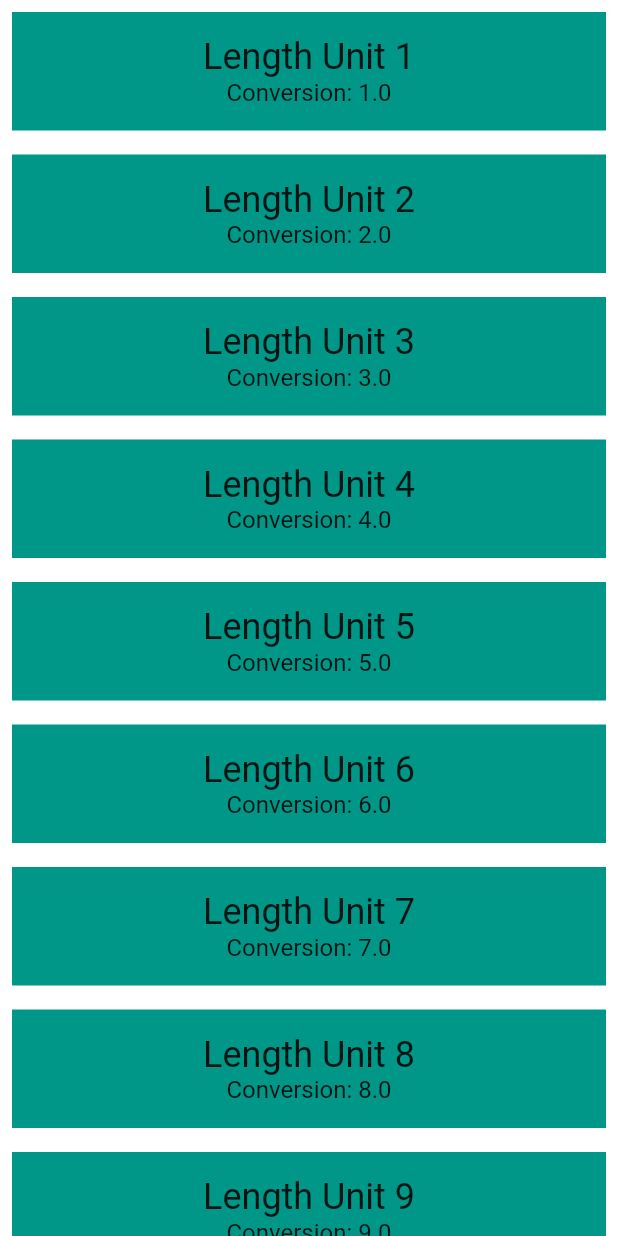
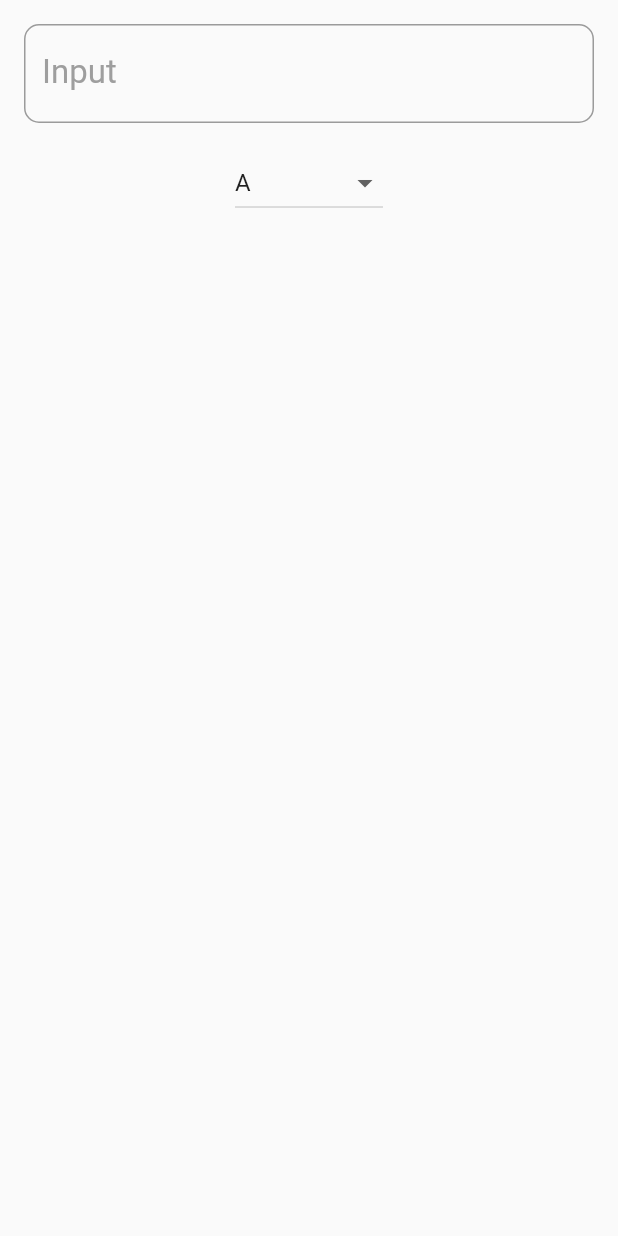
Before and after one commit to sbd2/unit_converter, a Flutter app: the screen it shows after launch, after a tap on "Length", on a phone screen of 412 x 824 dp. Run offline on Flutter 3.47's test engine with Material 2 defaults, Android fonts, the phone set to English and light mode, and no system bars.

Commit message:
Created input text field

```diff
--- a/lib/converter_route.dart
+++ b/lib/converter_route.dart
@@ -7,15 +7,15 @@ import 'package:meta/meta.dart';
 
 import 'unit.dart';
 
-/// Converter screen where users can input amounts to convert.
-///
-/// Currently, it just displays a list of mock units.
+const _padding = EdgeInsets.all(16.0);
+const _inputColor = Colors.grey;
+
+/// [ConverterRoute] where users can input amounts to convert in one [Unit]
+/// and retrieve the conversion in another [Unit] for a specific [Category].
 ///
 /// While it is named ConverterRoute, a more apt name would be ConverterScreen,
 /// because it is responsible for the UI at the route's destination.
-// TODO: Make ConverterRoute a StatefulWidget
 class ConverterRoute extends StatefulWidget {
-
   /// This [Category]'s name.
   final String name;
 
@@ -35,40 +35,108 @@ class ConverterRoute extends StatefulWidget {
         assert(units != null);
 
   @override
-  createState() => _ConverterRouteState();
+  _ConverterRouteState createState() => _ConverterRouteState();
 }
 
 class _ConverterRouteState extends State<ConverterRoute> {
+  // TODO: Set some variables, such as for keeping track of the user's input
+  // value and units
+  var _inputQuantity;
+  String _inputUnit = null;
+  // TODO: Determine whether you need to override anything, such as initState()
 
-  // TODO: Create State object for the ConverterRoute
+  // TODO: Add other helper functions. We've given you one, _format()
+
+  /// Clean up conversion; trim trailing zeros, e.g. 5.500 -> 5.5, 10.0 -> 10
+  String _format(double conversion) {
+    var outputNum = conversion.toStringAsPrecision(7);
+    if (outputNum.contains('.') && outputNum.endsWith('0')) {
+      var i = outputNum.length - 1;
+      while (outputNum[i] == '0') {
+        i -= 1;
+      }
+      outputNum = outputNum.substring(0, i + 1);
+    }
+    if (outputNum.endsWith('.')) {
+      return outputNum.substring(0, outputNum.length - 1);
+    }
+    return outputNum;
+  }
 
   @override
   Widget build(BuildContext context) {
-    // Here is just a placeholder for a list of mock units
-    // TODO: Once the build() function is inside the State object,
-    // you'll have to reference this using `widget.units`
-    final unitWidgets = widget.units.map((Unit unit) {
-      return Container(
-        color: widget.color,
-        margin: EdgeInsets.all(8.0),
+    // TODO: Create the 'input' group of widgets. This is a Column that
+    // includes the input value, and 'from' unit [Dropdown].
+
+    final _input = Column(
+      children: <Widget>[
+        Padding(
           padding: EdgeInsets.all(16.0),
-        child: Column(
-          children: <Widget>[
-            Text(
-              unit.name,
-              style: Theme.of(context).textTheme.headline,
+          child: TextField(
+            cursorColor: _inputColor,
+            style: TextStyle(fontSize: 22.0),
+            decoration: InputDecoration(
+              border: OutlineInputBorder(
+                  borderRadius: BorderRadius.circular(10.0),
+                  borderSide: BorderSide(color: _inputColor)),
+              labelText: 'Input',
+              labelStyle: TextStyle(color: _inputColor, fontSize: 22.0),
+              focusedBorder: OutlineInputBorder(
+                  borderSide: BorderSide(color: _inputColor)),
             ),
-            Text(
-              'Conversion: ${unit.conversion}',
-              style: Theme.of(context).textTheme.subhead,
+            keyboardType: TextInputType.number,
           ),
+        ),
+        DropdownButton(
+          items: <String>['A', 'B', 'C'].map((String value) {
+            return new DropdownMenuItem<String>(
+              value: _inputUnit,
+              child: new Text(value),
+            );
+          }).toList(),
+          hint: Text('Select unit'),
+          onChanged: (value) {
+            this.setState(() {
+              _inputUnit = value;
+            });
+          },
+        )
       ],
-        ),
     );
-    }).toList();
+    // TODO: Create a compare arrows icon.
 
-    return ListView(
-      children: unitWidgets,
+    // TODO: Create the 'output' group of widgets. This is a Column that
+    // includes the output value, and 'to' unit [Dropdown].
+
+    // TODO: Return the input, arrows, and output widgets, wrapped in a Column.
+
+    final _unitWidgets = Column(
+      children: <Widget>[_input],
+    );
+
+    // TODO: Delete the below placeholder code.
+    // final unitWidgets = widget.units.map((Unit unit) {
+    //   return Container(
+    //     color: widget.color,
+    //     margin: EdgeInsets.all(8.0),
+    //     padding: EdgeInsets.all(16.0),
+    //     child: Column(
+    //       children: <Widget>[
+    //         Text(
+    //           unit.name,
+    //           style: Theme.of(context).textTheme.headline,
+    //         ),
+    //         Text(
+    //           'Conversion: ${unit.conversion}',
+    //           style: Theme.of(context).textTheme.subhead,
+    //         ),
+    //       ],
+    //     ),
+    //   );
+    // }).toList();
+
+    return Material(
+      child: _unitWidgets,
     );
   }
 }
```
Also changed, not shown: 1 other file. Lines whose indentation alone changed are shown as unchanged.
